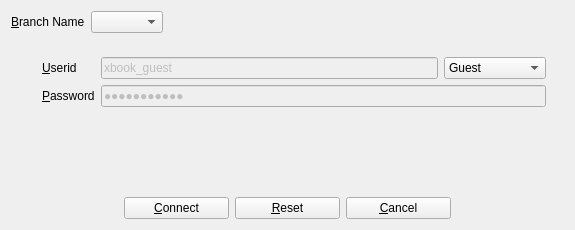
First picture: the form in UI/biblioteq_branch_s.ui, repository textbrowser/biblioteq, before the edit.
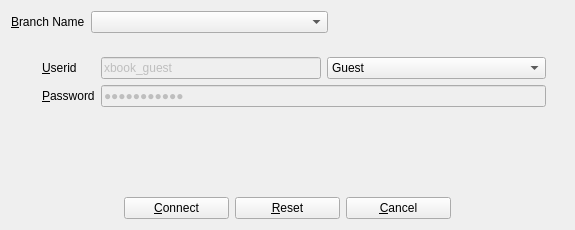
Second picture: the form after the edit. The open tabs and pages were chosen to show the change. Icons and pictures are not drawn.

The edit to the form file:
```diff
--- a/UI/biblioteq_branch_s.ui
+++ b/UI/biblioteq_branch_s.ui
@@ -32,6 +32,12 @@
      </item>
      <item>
       <widget class="QComboBox" name="branch_name">
+       <property name="sizePolicy">
+        <sizepolicy hsizetype="Expanding" vsizetype="Fixed">
+         <horstretch>0</horstretch>
+         <verstretch>0</verstretch>
+        </sizepolicy>
+       </property>
        <property name="editable">
         <bool>false</bool>
        </property>
@@ -148,6 +154,12 @@
             </item>
             <item>
              <widget class="QComboBox" name="role">
+              <property name="sizePolicy">
+               <sizepolicy hsizetype="Expanding" vsizetype="Fixed">
+                <horstretch>0</horstretch>
+                <verstretch>0</verstretch>
+               </sizepolicy>
+              </property>
               <property name="currentIndex">
                <number>1</number>
               </property>
```
